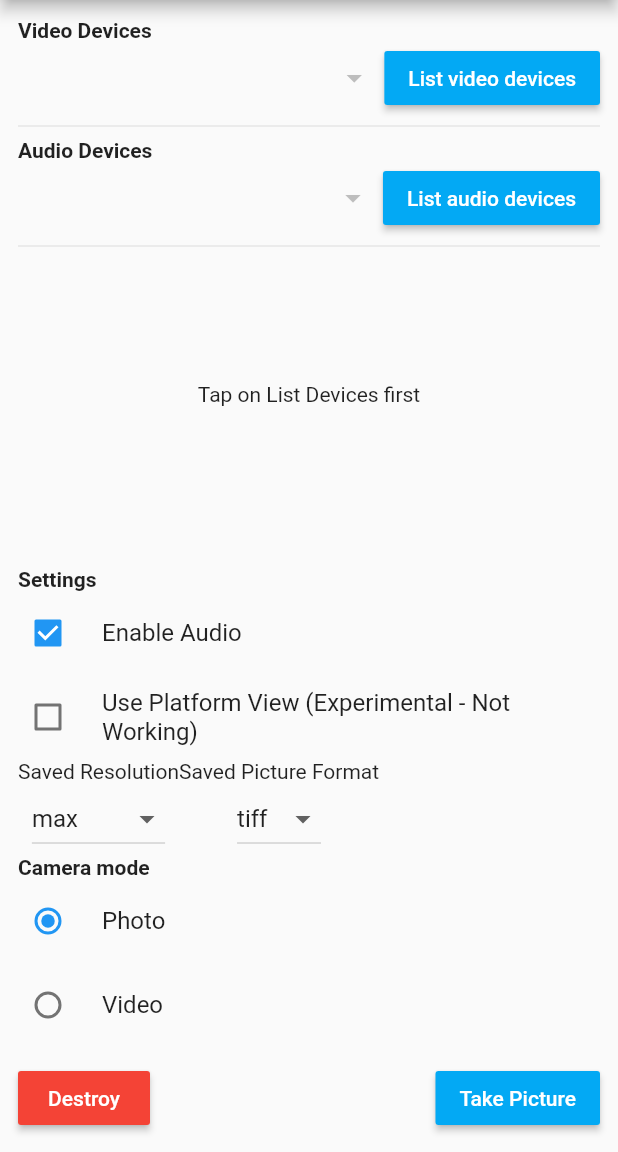
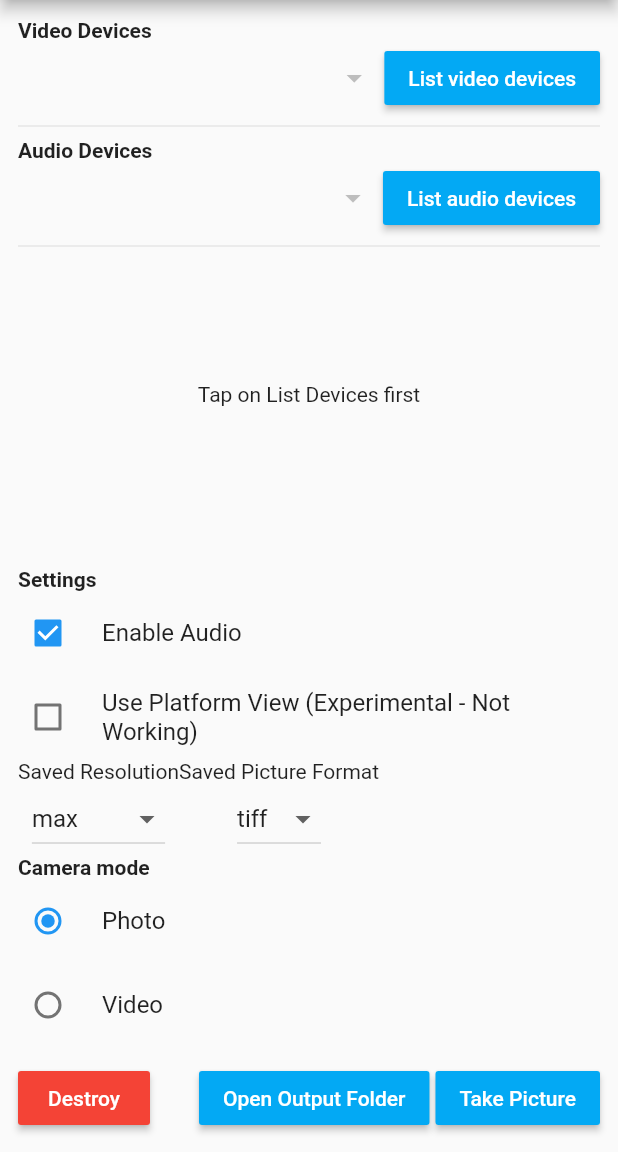
Before and after one commit to riccardo-lomazzi/camera_macos, a Flutter app: the screen it shows after launch, on a phone screen of 412 x 824 dp, the part 84-1236 px from its top. Run offline on Flutter 3.47's test engine with Material 2 defaults, Android fonts, the phone set to English and light mode, and no system bars; our stand-ins replace plugin_platform_interface.

Commit message:
added image stream test button

```diff
--- a/example/lib/main_container_widget.dart
+++ b/example/lib/main_container_widget.dart
@@ -444,6 +444,33 @@ class MainContainerWidgetState extends State<MainContainerWidget> {
                       ),
                       onPressed: destroyCamera,
                     ),
+                    macOSController != null
+                        ? Padding(
+                            padding: const EdgeInsets.only(left: 4.0),
+                            child: MaterialButton(
+                              color: Colors.lightBlue,
+                              textColor: Colors.white,
+                              child: Text(
+                                macOSController!.isStreamingImageData
+                                    ? "Stop Streaming Image Data"
+                                    : "Stream Image Data",
+                              ),
+                              onPressed: macOSController!.isStreamingImageData
+                                  ? stopImageStream
+                                  : startImageStream,
+                            ),
+                          )
+                        : const SizedBox.shrink(),
+                    Spacer(),
+                    Padding(
+                      padding: const EdgeInsets.only(right: 4.0),
+                      child: MaterialButton(
+                        color: Colors.lightBlue,
+                        textColor: Colors.white,
+                        child: Text("Open Output Folder"),
+                        onPressed: openOutputFolder,
+                      ),
+                    ),
                     MaterialButton(
                       color: Colors.lightBlue,
                       textColor: Colors.white,
@@ -615,6 +642,48 @@ class MainContainerWidgetState extends State<MainContainerWidget> {
     }
   }
 
+  Future<void> openOutputFolder() async {
+    try {
+      Uri uriPath =
+          Uri.directory((await getApplicationDocumentsDirectory()).path);
+      if (await canLaunchUrl(uriPath)) {
+        await launchUrl(uriPath);
+      }
+    } catch (e) {
+      showAlert(message: e.toString());
+    }
+  }
+
+  void startImageStream() async {
+    try {
+      if (macOSController != null && !macOSController!.isStreamingImageData) {
+        print("Started streaming");
+        setState(() {
+          macOSController!.startImageStream(
+            (p0) {
+              print(p0.toString());
+            },
+          );
+        });
+      }
+    } catch (e) {
+      showAlert(message: e.toString());
+    }
+  }
+
+  void stopImageStream() async {
+    try {
+      if (macOSController != null && macOSController!.isStreamingImageData) {
+        setState(() {
+          macOSController!.stopImageStream();
+          print("Stopped streaming");
+        });
+      }
+    } catch (e) {
+      showAlert(message: e.toString());
+    }
+  }
+
   Future<void> showAlert({
     String title = "ERROR",
     String message = "",
--- a/lib/camera_macos_controller.dart
+++ b/lib/camera_macos_controller.dart
@@ -69,4 +69,8 @@ class CameraMacOSController {
   /// Getter that checks if a camera instance has been destroyed or not initiliazed yet.
   bool get isDestroyed =>
       (_platformInstance as MethodChannelCameraMacOS).isDestroyed;
+
+  /// Getter that checks if the image stream is running
+  bool get isStreamingImageData =>
+      (_platformInstance as MethodChannelCameraMacOS).isStreamingImageData;
 }
--- a/lib/camera_macos_method_channel.dart
+++ b/lib/camera_macos_method_channel.dart
@@ -18,15 +18,14 @@ class MethodChannelCameraMacOS extends CameraMacOSPlatform {
   static const EventChannel eventChannel = EventChannel('camera_macos/stream');
   StreamSubscription? events;
 
-  late StreamController<Uint8List> streamController;
-  Stream<Uint8List> get imageStream => streamController.stream;
-
   bool methodCallHandlerSet = false;
 
   bool isRecording = false;
   bool isDestroyed = false;
 
   Map<String, Function?> registeredCallbacks = {};
+
+  bool get isStreamingImageData => events != null && !events!.isPaused;
 
   /// Call this method to discover all camera devices.
   @override
@@ -257,12 +256,19 @@ class MethodChannelCameraMacOS extends CameraMacOSPlatform {
 
   Future<void> startImageStream(
       void Function(CameraImageData image) onAvailable) async {
-    events = eventChannel.receiveBroadcastStream().listen((data) {
-      onAvailable(CameraImageData(
-          width: data['width'],
-          height: data['height'],
-          bytes: Uint8List.fromList(data['data'])));
-    });
+    events = eventChannel.receiveBroadcastStream().listen(
+      (data) {
+        onAvailable(
+          CameraImageData(
+            width: data['width'],
+            height: data['height'],
+            bytes: Uint8List.fromList(
+              data['data'],
+            ),
+          ),
+        );
+      },
+    );
   }
 
   Future<void> stopImageStream() async {
--- a/lib/camera_macos_view.dart
+++ b/lib/camera_macos_view.dart
@@ -1,5 +1,3 @@
-import 'dart:ui';
-
 import 'package:camera_macos/camera_macos_arguments.dart';
 import 'package:camera_macos/camera_macos_controller.dart';
 import 'package:camera_macos/camera_macos_method_channel.dart';
```
Also changed, not shown: lib/camera_macos_arguments.dart (+11 -11 lines).
